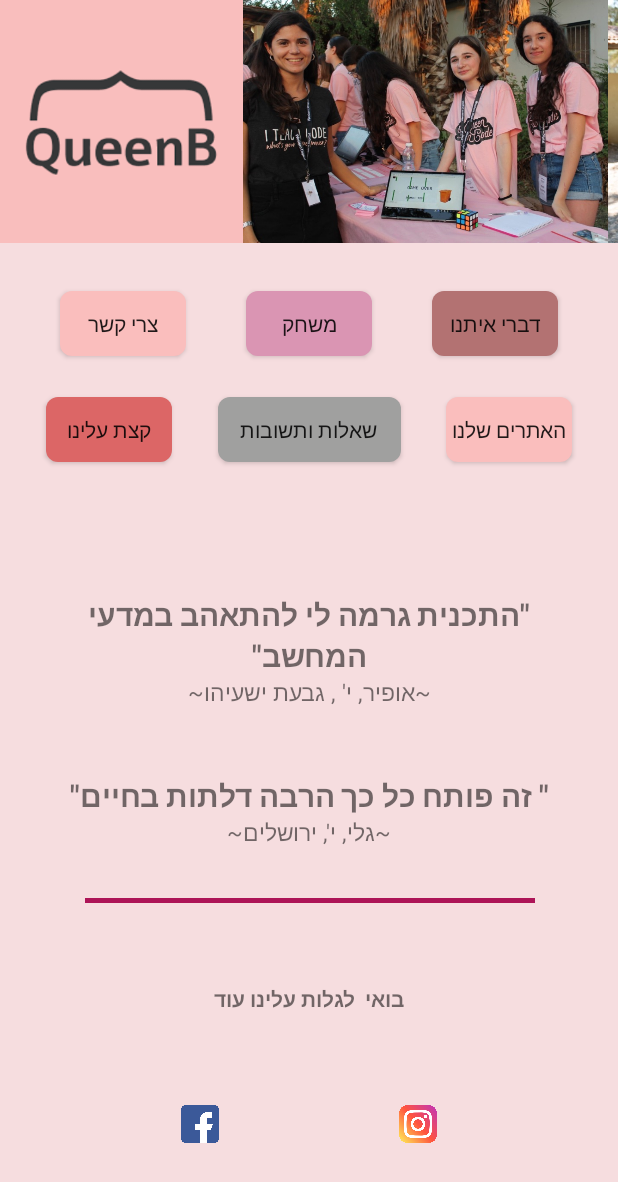
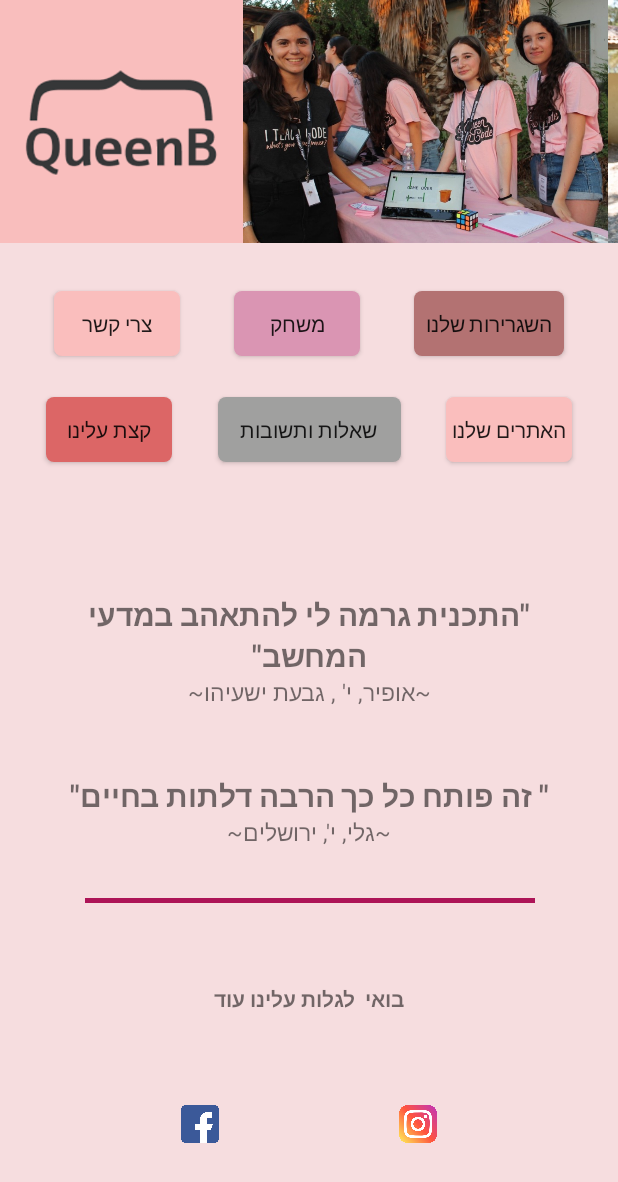
Before and after one commit to adiUngerGit/QueenB1.0, an Android app: the screen it shows after launch (MainActivity), on a phone screen of 412 x 824 dp. Shown: the top 1182 px of the screen. Run offline under Robolectric (Android 15) with nearby library versions, the phone set to English and light mode, and no system bars; Roboto replaces fonts that are not available here.

Commit message:
changing names on buttons in main_activiy

```diff
--- a/app/src/main/res/drawable/button_rounded_corner.xml
+++ b/app/src/main/res/drawable/button_rounded_corner.xml
@@ -1,6 +1,6 @@
 <?xml version="1.0" encoding="utf-8"?>
 <shape xmlns:android="http://schemas.android.com/apk/res/android">
-    <corners android:radius="8dp" />
+    <corners android:radius="5dp" />
     <solid android:color="@color/lightGray"  />
 
 
--- a/app/src/main/res/drawable/round_corner_temp_color.xml
+++ b/app/src/main/res/drawable/round_corner_temp_color.xml
@@ -1,5 +1,5 @@
 <?xml version="1.0" encoding="utf-8"?>
 <shape xmlns:android="http://schemas.android.com/apk/res/android">
-    <corners android:radius="8dp" />
+    <corners android:radius="5dp" />
     <solid android:color="@color/blue" />
 </shape>
--- a/app/src/main/res/drawable/rounded_corners.xml
+++ b/app/src/main/res/drawable/rounded_corners.xml
@@ -1,5 +1,5 @@
 <?xml version="1.0" encoding="utf-8"?>
 <shape xmlns:android="http://schemas.android.com/apk/res/android">
-    <corners android:radius="8dp" />
+    <corners android:radius="5dp" />
     <solid android:color="@color/lightPink" />
 </shape>
--- a/app/src/main/res/layout/activity_main.xml
+++ b/app/src/main/res/layout/activity_main.xml
@@ -182,14 +182,14 @@
 
     <Button
         android:id="@+id/textView7"
-        android:layout_width="84dp"
+        android:layout_width="100dp"
         android:layout_height="43dp"
         android:layout_marginTop="32dp"
         android:background="@drawable/round_corner_temp_color"
         android:backgroundTint="#B37272"
         android:fontFamily="@font/alef"
         android:onClick="contact_us"
-        android:text="דברי איתנו"
+        android:text="השגרירות שלנו"
         app:layout_constraintBottom_toBottomOf="parent"
         app:layout_constraintEnd_toEndOf="parent"
         app:layout_constraintHorizontal_bias="0.5"
```
